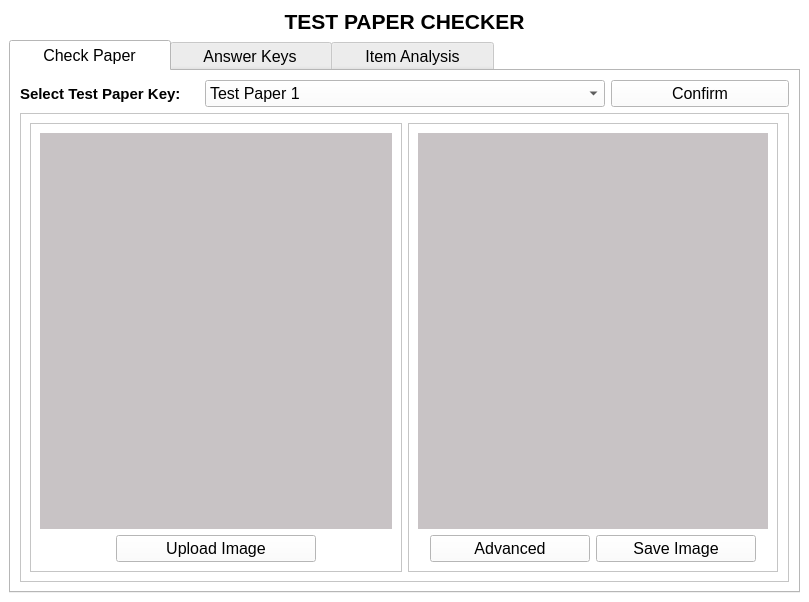
Above: TestPaperChecker.ui from jarapamikaella/OpenCV_TestPaperChecker before the change. Below: the same form after it.
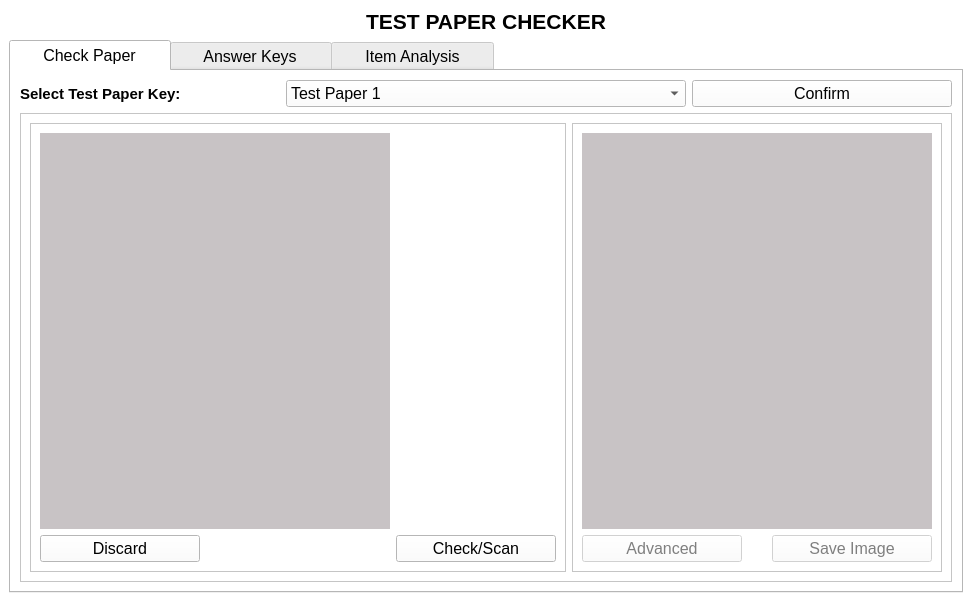
That is the form after the change.

```diff
--- a/TestPaperChecker.ui
+++ b/TestPaperChecker.ui
@@ -953,22 +953,41 @@
                 </property>
                </widget>
               </item>
-              <item row="1" column="0" alignment="Qt::AlignHCenter">
-               <widget class="QPushButton" name="UploadImageBtn">
+              <item row="1" column="1" alignment="Qt::AlignHCenter">
+               <widget class="QPushButton" name="pushButton">
                 <property name="minimumSize">
                  <size>
-                  <width>200</width>
+                  <width>160</width>
                   <height>0</height>
                  </size>
                 </property>
                 <property name="maximumSize">
                  <size>
-                  <width>200</width>
+                  <width>150</width>
                   <height>16777215</height>
                  </size>
                 </property>
                 <property name="text">
-                 <string>Upload Image</string>
+                 <string>Check/Scan</string>
+                </property>
+               </widget>
+              </item>
+              <item row="1" column="0" alignment="Qt::AlignLeft">
+               <widget class="QPushButton" name="pushButton_2">
+                <property name="minimumSize">
+                 <size>
+                  <width>160</width>
+                  <height>0</height>
+                 </size>
+                </property>
+                <property name="maximumSize">
+                 <size>
+                  <width>250</width>
+                  <height>16777215</height>
+                 </size>
+                </property>
+                <property name="text">
+                 <string>Discard</string>
                 </property>
                </widget>
               </item>
@@ -984,8 +1003,11 @@
               <enum>QFrame::Raised</enum>
              </property>
              <layout class="QGridLayout" name="gridLayout_2">
-              <item row="1" column="0" alignment="Qt::AlignRight">
+              <item row="1" column="0" alignment="Qt::AlignLeft">
                <widget class="QPushButton" name="AdvancedBtn">
+                <property name="enabled">
+                 <bool>false</bool>
+                </property>
                 <property name="minimumSize">
                  <size>
                   <width>160</width>
@@ -1003,8 +1025,11 @@
                 </property>
                </widget>
               </item>
-              <item row="1" column="1" alignment="Qt::AlignLeft">
+              <item row="1" column="1" alignment="Qt::AlignRight">
                <widget class="QPushButton" name="SaveImageBtn">
+                <property name="enabled">
+                 <bool>false</bool>
+                </property>
                 <property name="minimumSize">
                  <size>
                   <width>160</width>
```
